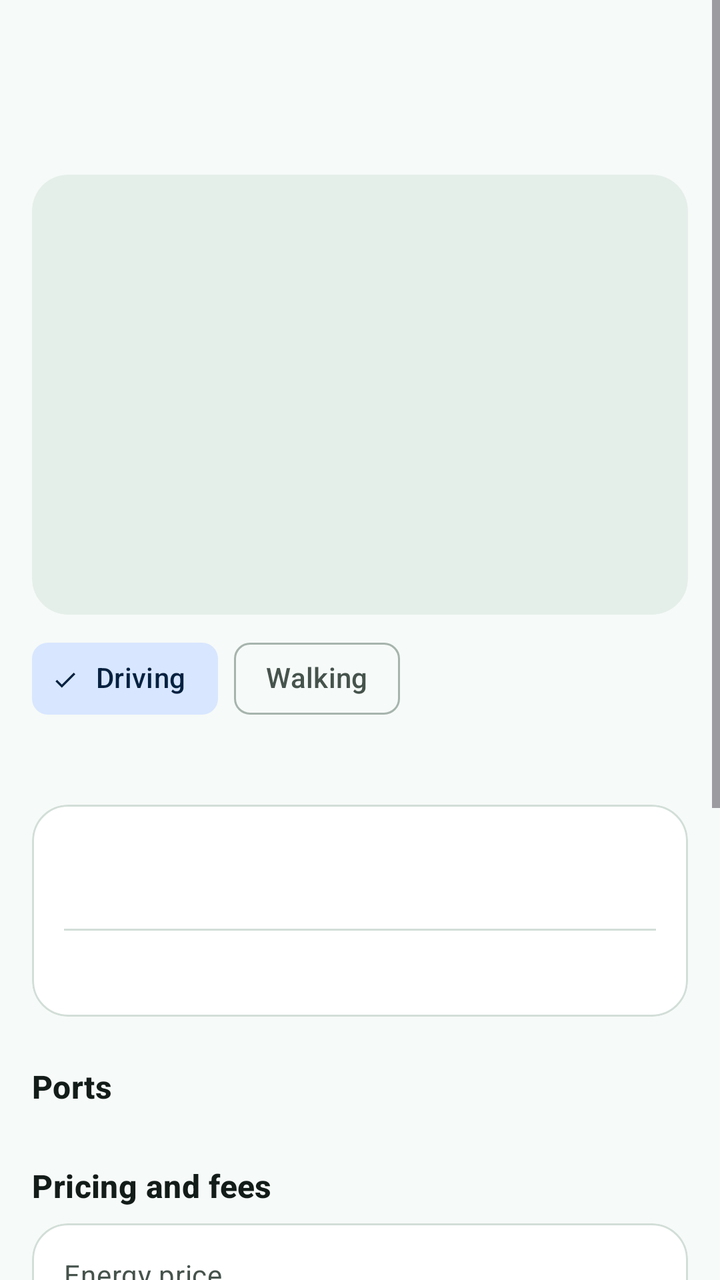
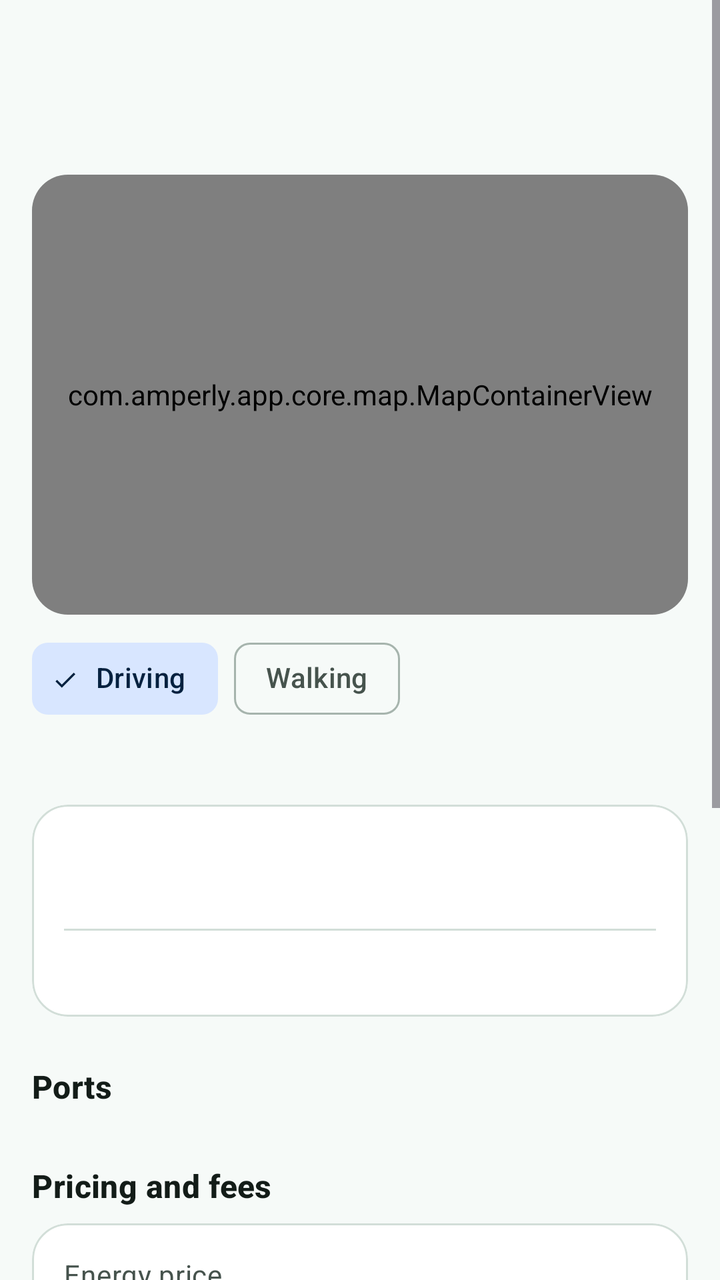

Compare the two renders of this Android layout. The source of the first and the diff that turns it into the second are given below.
<!-- AndroidManifest.xml: application theme Theme.Amperly -->
<!-- res/layout/fragment_charger_details.xml -->
<?xml version="1.0" encoding="utf-8"?>
<ScrollView xmlns:android="http://schemas.android.com/apk/res/android"
    xmlns:app="http://schemas.android.com/apk/res-auto"
    android:layout_width="match_parent"
    android:layout_height="match_parent"
    android:fillViewport="true">

    <LinearLayout
        android:layout_width="match_parent"
        android:layout_height="wrap_content"
        android:orientation="vertical"
        android:paddingBottom="@dimen/amp_space_xl">

        <TextView
            android:id="@+id/detailsNameText"
            android:layout_width="match_parent"
            android:layout_height="wrap_content"
            android:paddingHorizontal="@dimen/amp_screen_padding"
            android:paddingTop="@dimen/amp_space_m"
            android:textAppearance="@style/TextAppearance.Amperly.ScreenTitle" />

        <TextView
            android:id="@+id/detailsAddressText"
            android:layout_width="match_parent"
            android:layout_height="wrap_content"
            android:layout_marginTop="@dimen/amp_space_xs"
            android:paddingHorizontal="@dimen/amp_screen_padding"
            android:textAppearance="@style/TextAppearance.Amperly.Body" />

        <com.google.android.material.card.MaterialCardView
            style="@style/Widget.Amperly.Card.Map"
            android:layout_width="match_parent"
            android:layout_height="@dimen/amp_map_panel_height"
            android:layout_marginHorizontal="@dimen/amp_screen_padding"
            android:layout_marginTop="@dimen/amp_space_m">

            <FrameLayout
                android:id="@+id/detailsMapContainer"
                android:layout_width="match_parent"
                android:layout_height="match_parent" />
        </com.google.android.material.card.MaterialCardView>

        
        <com.google.android.material.chip.ChipGroup
            android:id="@+id/travelModeChipGroup"
            android:layout_width="match_parent"
            android:layout_height="wrap_content"
            android:layout_marginHorizontal="@dimen/amp_screen_padding"
            android:layout_marginTop="@dimen/amp_space_s"
            app:singleLine="true"
            app:singleSelection="true">

            <com.google.android.material.chip.Chip
                android:id="@+id/driveModeChip"
                style="@style/Widget.Amperly.Chip"
                android:layout_width="wrap_content"
                android:layout_height="wrap_content"
                android:checked="true"
                android:text="@string/directions_drive" />

            <com.google.android.material.chip.Chip
                android:id="@+id/walkModeChip"
                style="@style/Widget.Amperly.Chip"
                android:layout_width="wrap_content"
                android:layout_height="wrap_content"
                android:text="@string/directions_walk" />
        </com.google.android.material.chip.ChipGroup>

        <TextView
            android:id="@+id/directionsSummaryText"
            android:layout_width="match_parent"
            android:layout_height="wrap_content"
            android:layout_marginTop="@dimen/amp_space_xs"
            android:paddingHorizontal="@dimen/amp_screen_padding"
            android:textAppearance="@style/TextAppearance.Amperly.Body" />

        
        <com.google.android.material.card.MaterialCardView
            style="@style/Widget.Amperly.Card"
            android:layout_width="match_parent"
            android:layout_height="wrap_content"
            android:layout_marginHorizontal="@dimen/amp_screen_padding"
            android:layout_marginTop="@dimen/amp_space_m">

            <LinearLayout
                android:layout_width="match_parent"
                android:layout_height="wrap_content"
                android:orientation="vertical"
                android:padding="@dimen/amp_space_m">

                <TextView
                    android:id="@+id/availabilityText"
                    android:layout_width="match_parent"
                    android:layout_height="wrap_content"
                    android:textAppearance="@style/TextAppearance.Amperly.SectionTitle" />

                <TextView
                    android:id="@+id/freshnessText"
                    android:layout_width="match_parent"
                    android:layout_height="wrap_content"
                    android:textAppearance="@style/TextAppearance.Amperly.Label" />

                <View
                    android:layout_width="match_parent"
                    android:layout_height="1dp"
                    android:layout_marginVertical="@dimen/amp_space_s"
                    android:background="?attr/colorOutlineVariant" />

                <TextView
                    android:id="@+id/verificationText"
                    android:layout_width="match_parent"
                    android:layout_height="wrap_content"
                    android:textAppearance="@style/TextAppearance.Amperly.BodyStrong" />

                <TextView
                    android:id="@+id/meterGatingWarningText"
                    style="@style/Widget.Amperly.Notice.Warning"
                    android:layout_width="match_parent"
                    android:layout_height="wrap_content"
                    android:layout_marginTop="@dimen/amp_space_s"
                    android:text="@string/meter_gating_warning"
                    android:visibility="gone" />
            </LinearLayout>
        </com.google.android.material.card.MaterialCardView>

        
        <TextView
            android:layout_width="match_parent"
            android:layout_height="wrap_content"
            android:layout_marginHorizontal="@dimen/amp_screen_padding"
            android:layout_marginTop="@dimen/amp_space_l"
            android:text="@string/details_ports"
            android:textAppearance="@style/TextAppearance.Amperly.SectionTitle" />

        <LinearLayout
            android:id="@+id/portsContainer"
            android:layout_width="match_parent"
            android:layout_height="wrap_content"
            android:layout_marginTop="@dimen/amp_space_xs"
            android:orientation="vertical"
            android:paddingHorizontal="@dimen/amp_screen_padding" />

        
        <TextView
            android:layout_width="match_parent"
            android:layout_height="wrap_content"
            android:layout_marginHorizontal="@dimen/amp_screen_padding"
            android:layout_marginTop="@dimen/amp_space_l"
            android:text="@string/details_pricing"
            android:textAppearance="@style/TextAppearance.Amperly.SectionTitle" />

        <com.google.android.material.card.MaterialCardView
            style="@style/Widget.Amperly.Card"
            android:layout_width="match_parent"
            android:layout_height="wrap_content"
            android:layout_marginHorizontal="@dimen/amp_screen_padding"
            android:layout_marginTop="@dimen/amp_space_s">

            <LinearLayout
                android:layout_width="match_parent"
                android:layout_height="wrap_content"
                android:orientation="vertical"
                android:padding="@dimen/amp_space_m">

                <LinearLayout
                    android:layout_width="match_parent"
                    android:layout_height="wrap_content"
                    android:baselineAligned="false"
                    android:orientation="horizontal">

                    <TextView
                        android:layout_width="0dp"
                        android:layout_height="wrap_content"
                        android:layout_weight="1"
                        android:text="@string/line_energy_price"
                        android:textAppearance="@style/TextAppearance.Amperly.Body" />

                    
                    <TextView
                        android:id="@+id/energyPriceText"
                        android:layout_width="wrap_content"
                        android:layout_height="wrap_content"
                        android:textAppearance="@style/TextAppearance.Amperly.BodyStrong" />
                </LinearLayout>

                <LinearLayout
                    android:layout_width="match_parent"
                    android:layout_height="wrap_content"
                    android:baselineAligned="false"
                    android:orientation="horizontal">

                    <TextView
                        android:layout_width="0dp"
                        android:layout_height="wrap_content"
                        android:layout_weight="1"
                        android:text="@string/line_service_fee"
                        android:textAppearance="@style/TextAppearance.Amperly.Body" />

                    <TextView
                        android:id="@+id/serviceFeeText"
                        android:layout_width="wrap_content"
                        android:layout_height="wrap_content"
                        android:textAppearance="@style/TextAppearance.Amperly.BodyStrong" />
                </LinearLayout>

                <LinearLayout
                    android:layout_width="match_parent"
                    android:layout_height="wrap_content"
                    android:baselineAligned="false"
                    android:orientation="horizontal">

                    <TextView
                        android:layout_width="0dp"
                        android:layout_height="wrap_content"
                        android:layout_weight="1"
                        android:text="@string/line_gateway_fee"
                        android:textAppearance="@style/TextAppearance.Amperly.Body" />

                    <TextView
                        android:id="@+id/gatewayFeeText"
                        android:layout_width="wrap_content"
                        android:layout_height="wrap_content"
                        android:textAppearance="@style/TextAppearance.Amperly.BodyStrong" />
                </LinearLayout>

                <View
                    android:layout_width="match_parent"
                    android:layout_height="1dp"
                    android:layout_marginVertical="@dimen/amp_space_s"
                    android:background="?attr/colorOutlineVariant" />

                <LinearLayout
                    android:layout_width="match_parent"
                    android:layout_height="wrap_content"
                    android:baselineAligned="false"
                    android:orientation="horizontal">

                    <TextView
                        android:layout_width="0dp"
                        android:layout_height="wrap_content"
                        android:layout_weight="1"
                        android:text="@string/line_total_per_kwh"
                        android:textAppearance="@style/TextAppearance.Amperly.SectionTitle" />

                    <TextView
                        android:id="@+id/totalPerKwhText"
                        android:layout_width="wrap_content"
                        android:layout_height="wrap_content"
                        android:textAppearance="@style/TextAppearance.Amperly.Metric" />
                </LinearLayout>
            </LinearLayout>
        </com.google.android.material.card.MaterialCardView>

        
        <TextView
            android:layout_width="match_parent"
            android:layout_height="wrap_content"
            android:layout_marginHorizontal="@dimen/amp_screen_padding"
            android:layout_marginTop="@dimen/amp_space_l"
            android:text="@string/details_access"
            android:textAppearance="@style/TextAppearance.Amperly.SectionTitle" />

        <TextView
            android:id="@+id/accessText"
            android:layout_width="match_parent"
            android:layout_height="wrap_content"
            android:layout_marginTop="@dimen/amp_space_xs"
            android:paddingHorizontal="@dimen/amp_screen_padding"
            android:textAppearance="@style/TextAppearance.Amperly.Body" />

        <TextView
            android:id="@+id/incidentText"
            android:layout_width="match_parent"
            android:layout_height="wrap_content"
            android:layout_marginTop="@dimen/amp_space_m"
            android:paddingHorizontal="@dimen/amp_screen_padding"
            android:textAppearance="@style/TextAppearance.Amperly.Body" />

        
        <com.google.android.material.button.MaterialButton
            android:id="@+id/reserveButton"
            style="@style/Widget.Amperly.Button"
            android:layout_width="match_parent"
            android:layout_height="wrap_content"
            android:layout_marginHorizontal="@dimen/amp_screen_padding"
            android:layout_marginTop="@dimen/amp_space_l"
            android:text="@string/action_reserve" />

        <LinearLayout
            android:layout_width="match_parent"
            android:layout_height="wrap_content"
            android:layout_marginHorizontal="@dimen/amp_screen_padding"
            android:layout_marginTop="@dimen/amp_space_s"
            android:baselineAligned="false"
            android:orientation="horizontal">

            <com.google.android.material.button.MaterialButton
                android:id="@+id/navigateDetailsButton"
                style="@style/Widget.Amperly.Button.Tonal"
                android:layout_width="0dp"
                android:layout_height="wrap_content"
                android:layout_weight="1"
                android:text="@string/action_navigate" />

            <com.google.android.material.button.MaterialButton
                android:id="@+id/reportButton"
                style="@style/Widget.Amperly.Button.Text"
                android:layout_width="0dp"
                android:layout_height="wrap_content"
                android:layout_marginStart="@dimen/amp_space_s"
                android:layout_weight="1"
                android:text="@string/action_report" />
        </LinearLayout>
    </LinearLayout>
</ScrollView>
<!-- resources referenced by this layout -->
<resources>
  <dimen name="amp_map_panel_height">220dp</dimen>
  <dimen name="amp_screen_padding">16dp</dimen>
  <dimen name="amp_space_l">24dp</dimen>
  <dimen name="amp_space_m">16dp</dimen>
  <dimen name="amp_space_s">8dp</dimen>
  <dimen name="amp_space_xl">32dp</dimen>
  <dimen name="amp_space_xs">4dp</dimen>
  <string name="action_navigate">Navigate</string>
  <string name="action_report">Report</string>
  <string name="action_reserve">Reserve slot</string>
  <string name="details_access">Access instructions</string>
  <string name="details_ports">Ports</string>
  <string name="details_pricing">Pricing and fees</string>
  <string name="directions_drive">Driving</string>
  <string name="directions_walk">Walking</string>
  <string name="line_energy_price">Energy price</string>
  <string name="line_gateway_fee">Payment gateway charge</string>
  <string name="line_service_fee">Amperly service fee</string>
  <string name="line_total_per_kwh">Effective price per kWh</string>
  <string name="meter_gating_warning">This station has no verified meter and is shown for discovery only.</string>
  <style name="TextAppearance.Amperly.Body" parent="TextAppearance.Material3.BodyMedium">
          <item name="android:textColor">?attr/colorOnSurfaceVariant</item>
      </style>
  <style name="TextAppearance.Amperly.BodyStrong" parent="TextAppearance.Material3.BodyMedium">
          <item name="android:textColor">?attr/colorOnSurface</item>
      </style>
  <style name="TextAppearance.Amperly.Metric" parent="TextAppearance.Material3.HeadlineSmall">
          <item name="android:textColor">?attr/colorPrimary</item>
          <item name="android:textStyle">bold</item>
      </style>
  <style name="Widget.Amperly.Button.Text" parent="Widget.Material3.Button.TextButton">
          <item name="android:minHeight">@dimen/amp_touch_target</item>
          <item name="android:textAllCaps">false</item>
      </style>
  <style name="Widget.Amperly.Card.Map" parent="Widget.Amperly.Card.Filled">
          <item name="cardBackgroundColor">?attr/colorSurfaceContainerHigh</item>
      </style>
  <style name="Widget.Amperly.Chip" parent="Widget.Material3.Chip.Filter">
          <item name="android:textAllCaps">false</item>
          <item name="chipMinHeight">36dp</item>
      </style>
  <style name="Theme.Amperly" parent="Base.Theme.Amperly" />
  <dimen name="amp_touch_target">48dp</dimen>
  <dimen name="amp_card_radius">18dp</dimen>
  <dimen name="amp_card_elevation">0dp</dimen>
  <color name="amp_primary">#0E7C56</color>
  <color name="white">#FFFFFFFF</color>
  <color name="amp_primary_container">#C6F0DC</color>
  <color name="amp_on_primary_container">#04301F</color>
  <color name="amp_primary_light">#3FA37C</color>
  <color name="amp_secondary">#1B6FE3</color>
  <color name="amp_secondary_container">#D8E6FF</color>
  <color name="amp_on_secondary_container">#04213F</color>
  <color name="amp_tertiary">#8A4E00</color>
  <color name="amp_tertiary_container">#FFE1BA</color>
  <color name="amp_on_tertiary_container">#2E1500</color>
  <color name="amp_error">#BA1A1A</color>
  <color name="amp_error_container">#FFDAD6</color>
  <color name="amp_on_error_container">#410E0B</color>
  <color name="amp_surface">#F6FAF8</color>
  <color name="amp_surface_container_lowest">#FFFFFF</color>
  <color name="amp_surface_container_low">#F1F7F4</color>
  <color name="amp_surface_container">#EBF3EF</color>
  <color name="amp_surface_container_high">#E5EFEA</color>
  <color name="amp_surface_container_highest">#DFEAE4</color>
  <color name="amp_surface_variant">#DCE5E0</color>
  <color name="amp_on_surface">#131C18</color>
  <color name="amp_on_surface_variant">#46534D</color>
  <color name="amp_outline">#A6B4AD</color>
  <color name="amp_outline_variant">#D2DED8</color>
  <style name="ThemeOverlay.Amperly.Dialog" parent="ThemeOverlay.Material3.MaterialAlertDialog" />
  <!-- unchanged entries left out for length: 12 -->
</resources>

<!-- the commit's change to res/layout/fragment_charger_details.xml (unified diff, before → after) -->
@@ -34,7 +34,7 @@
             android:layout_marginHorizontal="@dimen/amp_screen_padding"
             android:layout_marginTop="@dimen/amp_space_m">
 
-            <FrameLayout
+            <com.amperly.app.core.map.MapContainerView
                 android:id="@+id/detailsMapContainer"
                 android:layout_width="match_parent"
                 android:layout_height="match_parent" />
